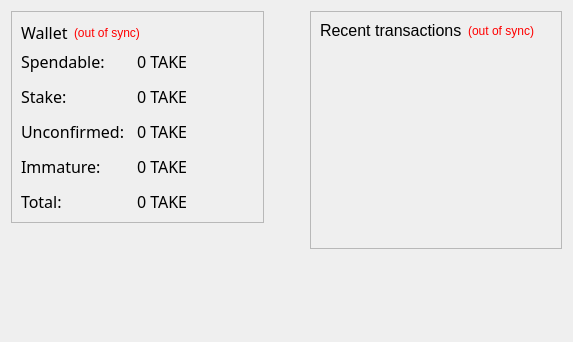
catchup7/take1, file src/qt/forms/overviewpage.ui: the form before one commit.
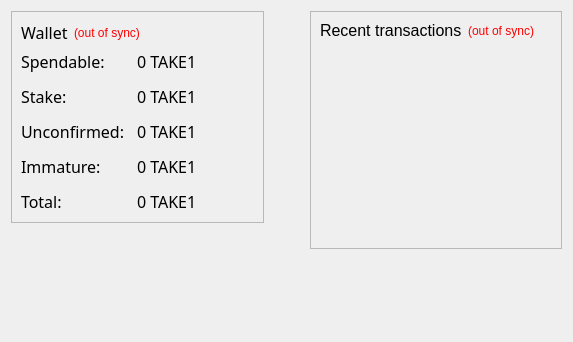
The form after the commit.

Patch:
```diff
--- a/src/qt/forms/overviewpage.ui
+++ b/src/qt/forms/overviewpage.ui
@@ -1457,7 +1457,7 @@
              <string notr="true">color: rgb(0, 0, 0);</string>
             </property>
             <property name="text">
-             <string notr="true">&lt;html&gt;&lt;head/&gt;&lt;body&gt;&lt;p&gt;&lt;span style=&quot; font-size:12pt;&quot;&gt;0 TAKE&lt;/span&gt;&lt;/p&gt;&lt;/body&gt;&lt;/html&gt;</string>
+             <string notr="true">&lt;html&gt;&lt;head/&gt;&lt;body&gt;&lt;p&gt;&lt;span style=&quot; font-size:12pt;&quot;&gt;0 TAKE1&lt;/span&gt;&lt;/p&gt;&lt;/body&gt;&lt;/html&gt;</string>
             </property>
             <property name="textInteractionFlags">
              <set>Qt::LinksAccessibleByMouse|Qt::TextSelectableByKeyboard|Qt::TextSelectableByMouse</set>
@@ -2388,7 +2388,7 @@
              <string notr="true">color: rgb(0, 0, 0);</string>
             </property>
             <property name="text">
-             <string notr="true">&lt;html&gt;&lt;head/&gt;&lt;body&gt;&lt;p&gt;&lt;span style=&quot; font-size:12pt;&quot;&gt;0 TAKE&lt;/span&gt;&lt;/p&gt;&lt;/body&gt;&lt;/html&gt;</string>
+             <string notr="true">&lt;html&gt;&lt;head/&gt;&lt;body&gt;&lt;p&gt;&lt;span style=&quot; font-size:12pt;&quot;&gt;0 TAKE1&lt;/span&gt;&lt;/p&gt;&lt;/body&gt;&lt;/html&gt;</string>
             </property>
             <property name="textInteractionFlags">
              <set>Qt::LinksAccessibleByMouse|Qt::TextSelectableByKeyboard|Qt::TextSelectableByMouse</set>
@@ -3319,7 +3319,7 @@
              <string notr="true">color: rgb(0, 0, 0);</string>
             </property>
             <property name="text">
-             <string notr="true">&lt;html&gt;&lt;head/&gt;&lt;body&gt;&lt;p&gt;&lt;span style=&quot; font-size:12pt;&quot;&gt;0 TAKE&lt;/span&gt;&lt;/p&gt;&lt;/body&gt;&lt;/html&gt;</string>
+             <string notr="true">&lt;html&gt;&lt;head/&gt;&lt;body&gt;&lt;p&gt;&lt;span style=&quot; font-size:12pt;&quot;&gt;0 TAKE1&lt;/span&gt;&lt;/p&gt;&lt;/body&gt;&lt;/html&gt;</string>
             </property>
             <property name="textInteractionFlags">
              <set>Qt::LinksAccessibleByMouse|Qt::TextSelectableByKeyboard|Qt::TextSelectableByMouse</set>
@@ -4247,7 +4247,7 @@
              <string notr="true">color: rgb(0, 0, 0);</string>
             </property>
             <property name="text">
-             <string notr="true">&lt;html&gt;&lt;head/&gt;&lt;body&gt;&lt;p&gt;&lt;span style=&quot; font-size:12pt;&quot;&gt;0 TAKE&lt;/span&gt;&lt;/p&gt;&lt;/body&gt;&lt;/html&gt;</string>
+             <string notr="true">&lt;html&gt;&lt;head/&gt;&lt;body&gt;&lt;p&gt;&lt;span style=&quot; font-size:12pt;&quot;&gt;0 TAKE1&lt;/span&gt;&lt;/p&gt;&lt;/body&gt;&lt;/html&gt;</string>
             </property>
             <property name="textInteractionFlags">
              <set>Qt::LinksAccessibleByMouse|Qt::TextSelectableByKeyboard|Qt::TextSelectableByMouse</set>
@@ -5178,7 +5178,7 @@
              <string notr="true">color: rgb(0, 0, 0);</string>
             </property>
             <property name="text">
-             <string notr="true">&lt;html&gt;&lt;head/&gt;&lt;body&gt;&lt;p&gt;&lt;span style=&quot; font-size:12pt;&quot;&gt;0 TAKE&lt;/span&gt;&lt;/p&gt;&lt;/body&gt;&lt;/html&gt;</string>
+             <string notr="true">&lt;html&gt;&lt;head/&gt;&lt;body&gt;&lt;p&gt;&lt;span style=&quot; font-size:12pt;&quot;&gt;0 TAKE1&lt;/span&gt;&lt;/p&gt;&lt;/body&gt;&lt;/html&gt;</string>
             </property>
             <property name="textInteractionFlags">
              <set>Qt::LinksAccessibleByMouse|Qt::TextSelectableByKeyboard|Qt::TextSelectableByMouse</set>
```
Left out of the diff: 4 changed lines with no effect on the pictures.
